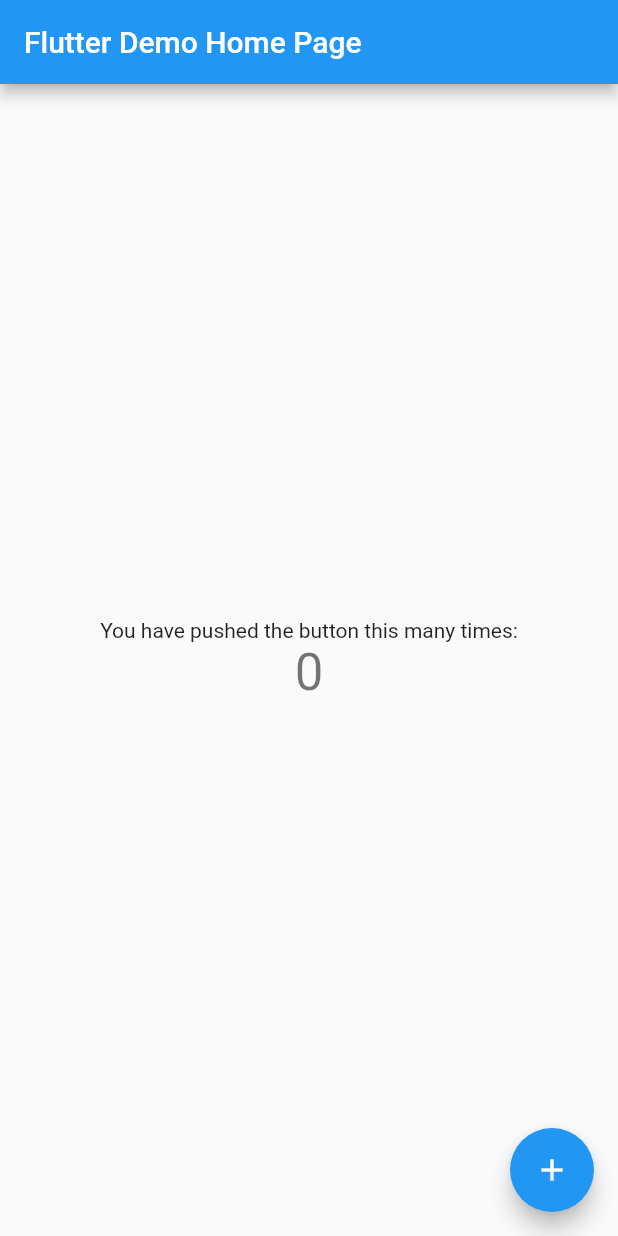
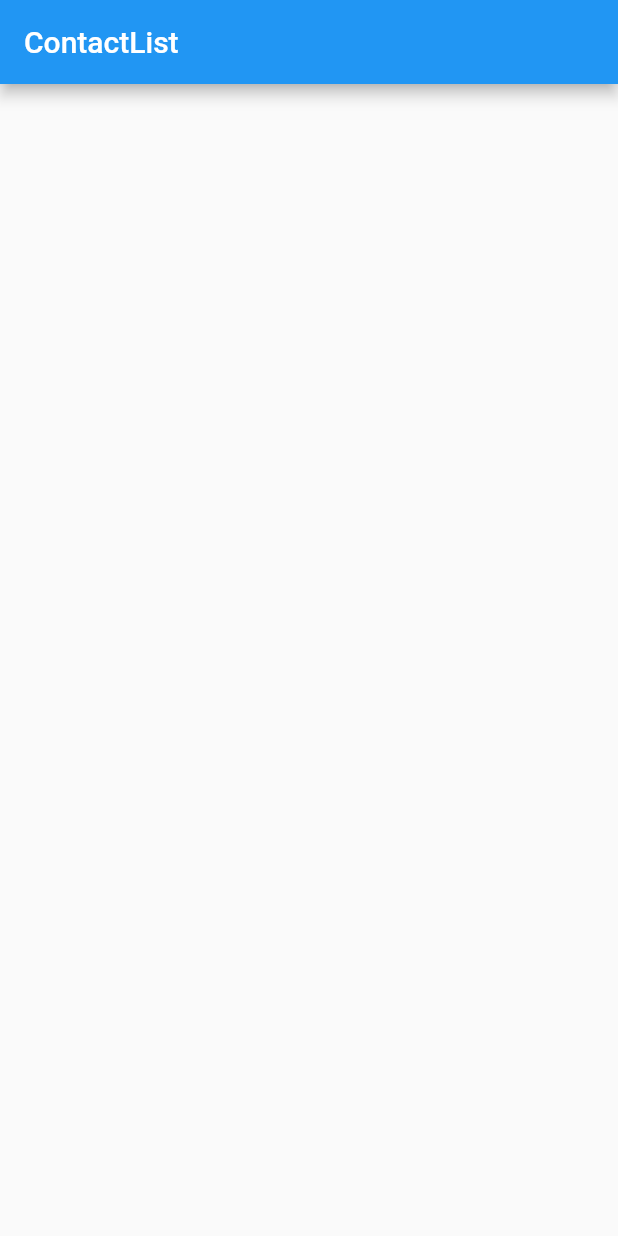
Before and after one commit to AbdulHannan-123/Chat_Screen, a Flutter app: the screen it shows after launch, on a phone screen of 412 x 824 dp. Run offline on Flutter 3.47's test engine with Material 2 defaults, Android fonts, the phone set to English and light mode, and no system bars.

Commit message:
working on contact list

```diff
--- a/lib/main.dart
+++ b/lib/main.dart
@@ -15,72 +15,25 @@ class MyApp extends StatelessWidget {
       theme: ThemeData(
         primarySwatch: Colors.blue,
       ),
-      home: const MyHomePage(title: 'Flutter Demo Home Page'),
+      home: const ContectListPage(),
     );
   }
 }
 
-class MyHomePage extends StatefulWidget {
-  const MyHomePage({Key? key, required this.title}) : super(key: key);
-
-  final String title;
+class ContectListPage extends StatefulWidget {
+  const ContectListPage({Key? key}) : super(key: key);
 
   @override
-  State<MyHomePage> createState() => _MyHomePageState();
+  State<ContectListPage> createState() => _ContectListPageState();
 }
 
-class _MyHomePageState extends State<MyHomePage> {
-  int _counter = 0;
-
-  void _incrementCounter() {
-    setState(() {
-      _counter++;
-    });
-  }
-
+class _ContectListPageState extends State<ContectListPage> {
   @override
   Widget build(BuildContext context) {
     return Scaffold(
       appBar: AppBar(
-        // Here we take the value from the MyHomePage object that was created by
-        // the App.build method, and use it to set our appbar title.
-        title: Text(widget.title),
+        title: Text('ContactList'),
       ),
-      body: Center(
-        // Center is a layout widget. It takes a single child and positions it
-        // in the middle of the parent.
-        child: Column(
-          // Column is also a layout widget. It takes a list of children and
-          // arranges them vertically. By default, it sizes itself to fit its
-          // children horizontally, and tries to be as tall as its parent.
-          //
-          // Invoke "debug painting" (press "p" in the console, choose the
-          // "Toggle Debug Paint" action from the Flutter Inspector in Android
-          // Studio, or the "Toggle Debug Paint" command in Visual Studio Code)
-          // to see the wireframe for each widget.
-          //
-          // Column has various properties to control how it sizes itself and
-          // how it positions its children. Here we use mainAxisAlignment to
-          // center the children vertically; the main axis here is the vertical
-          // axis because Columns are vertical (the cross axis would be
-          // horizontal).
-          mainAxisAlignment: MainAxisAlignment.center,
-          children: <Widget>[
-            const Text(
-              'You have pushed the button this many times:',
-            ),
-            Text(
-              '$_counter',
-              style: Theme.of(context).textTheme.headline4,
-            ),
-          ],
-        ),
-      ),
-      floatingActionButton: FloatingActionButton(
-        onPressed: _incrementCounter,
-        tooltip: 'Increment',
-        child: const Icon(Icons.add),
-      ), // This trailing comma makes auto-formatting nicer for build methods.
     );
   }
 }
```
